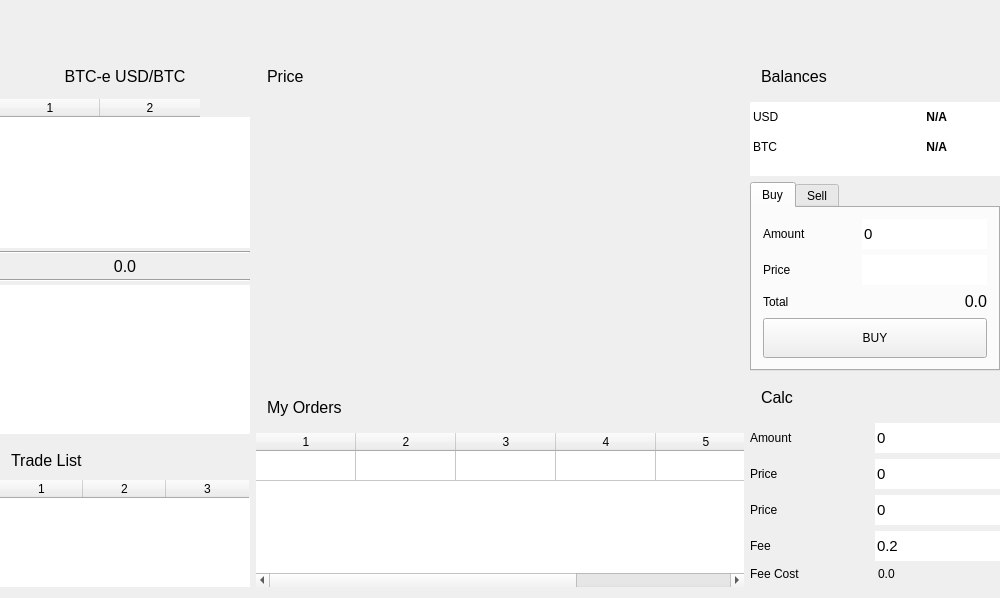
MuesliReep/TradeDeck, file src/mainwindow.ui: the form before one commit.
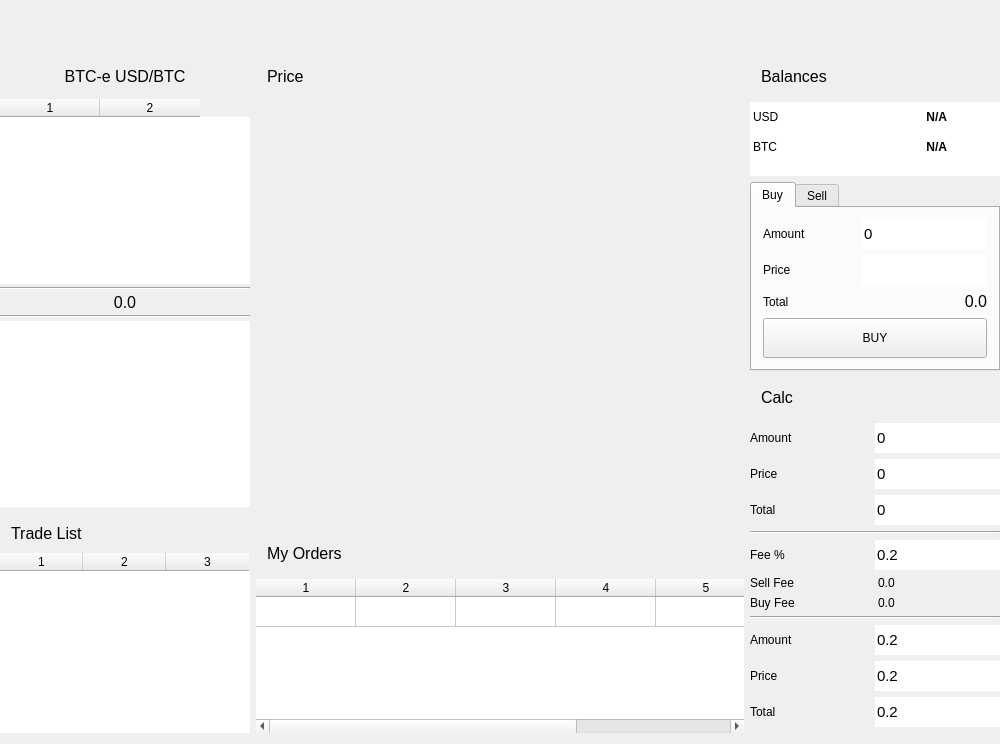
The form after the commit. Custom widgets are drawn as their Qt base class.

Commit message: Edited Trade Calc layout & added new elements

```diff
--- a/src/mainwindow.ui
+++ b/src/mainwindow.ui
@@ -1135,7 +1135,7 @@
                     <property name="maximumSize">
                       <size>
                         <width>250</width>
-                        <height>250</height>
+                        <height>350</height>
                       </size>
                     </property>
                     <property name="autoFillBackground">
@@ -1285,7 +1285,7 @@
                           <item>
                             <widget class="QLabel" name="labelCalcSellTotal">
                               <property name="text">
-                                <string>Price</string>
+                                <string>Total</string>
                               </property>
                               <property name="alignment">
                                 <set>Qt::AlignLeading|Qt::AlignLeft|Qt::AlignVCenter</set>
@@ -1323,12 +1323,22 @@
                       </item>
 
 
+                      <item>
+                        <widget class="Line" name="lineFeeTop">
+                          <property name="orientation">
+                            <enum>Qt::Horizontal</enum>
+                          </property>
+                        </widget>
+                      </item>
+
+
+
                       <item>
                         <layout class="QHBoxLayout" name="HorizontalLayoutCalc4">
                           <item>
                             <widget class="QLabel" name="labelCalcFee">
                               <property name="text">
-                                <string>Fee</string>
+                                <string>Fee %</string>
                               </property>
                               <property name="alignment">
                                 <set>Qt::AlignLeading|Qt::AlignLeft|Qt::AlignVCenter</set>
@@ -1371,7 +1381,7 @@
                           <item>
                             <widget class="QLabel" name="labelCalcFeeCost">
                               <property name="text">
-                                <string>Fee Cost</string>
+                                <string>Sell Fee</string>
                               </property>
                               <property name="alignment">
                                 <set>Qt::AlignLeading|Qt::AlignLeft|Qt::AlignVCenter</set>
@@ -1379,7 +1389,7 @@
                             </widget>
                           </item>
                           <item>
-                            <widget class="QLabel" name="labelCalcFeeCostAmount">
+                            <widget class="QLabel" name="labelCalcFeeSellAmount">
                               <property name="text">
                                 <string>0.0</string>
                               </property>
@@ -1392,6 +1402,176 @@
                       </item>
 
 
+
+                      <item>
+                        <layout class="QHBoxLayout" name="HorizontalLayoutCalc6">
+                          <item>
+                            <widget class="QLabel" name="labelCalcFeeSellAmount">
+                              <property name="text">
+                                <string>Buy Fee</string>
+                              </property>
+                              <property name="alignment">
+                                <set>Qt::AlignLeading|Qt::AlignLeft|Qt::AlignVCenter</set>
+                              </property>
+                            </widget>
+                          </item>
+                          <item>
+                            <widget class="QLabel" name="labelCalcFeeSellAmount">
+                              <property name="text">
+                                <string>0.0</string>
+                              </property>
+                              <property name="alignment">
+                                <set>Qt::AlignLeading|Qt::AlignLeft|Qt::AlignVCenter</set>
+                              </property>
+                            </widget>
+                          </item>
+                        </layout>
+                      </item>
+
+
+
+                      <item>
+                        <widget class="Line" name="lineFeeBot">
+                          <property name="orientation">
+                            <enum>Qt::Horizontal</enum>
+                          </property>
+                        </widget>
+                      </item>
+
+
+
+                      <item>
+                        <layout class="QHBoxLayout" name="HorizontalLayoutCalc7">
+                          <item>
+                            <widget class="QLabel" name="labelCalcBuyAmount">
+                              <property name="text">
+                                <string>Amount</string>
+                              </property>
+                              <property name="alignment">
+                                <set>Qt::AlignLeading|Qt::AlignLeft|Qt::AlignVCenter</set>
+                              </property>
+                            </widget>
+                          </item>
+                          <item>
+                            <widget class="QLineEdit" name="lineEditCalcBuyAmount">
+                              <property name="minimumSize">
+                                <size>
+                                  <width>0</width>
+                                  <height>30</height>
+                                </size>
+                              </property>
+                              <property name="maximumSize">
+                                <size>
+                                  <width>125</width>
+                                  <height>30</height>
+                                </size>
+                              </property>
+                              <property name="font">
+                                <font>
+                                  <pointsize>11</pointsize>
+                                </font>
+                              </property>
+                              <property name="text">
+                                <string>0.2</string>
+                              </property>
+                              <property name="frame">
+                                <bool>false</bool>
+                              </property>
+                            </widget>
+                          </item>
+                        </layout>
+                      </item>
+
+
+
+                      <item>
+                        <layout class="QHBoxLayout" name="HorizontalLayoutCalc8">
+                          <item>
+                            <widget class="QLabel" name="labelCalcBuyPrice">
+                              <property name="text">
+                                <string>Price</string>
+                              </property>
+                              <property name="alignment">
+                                <set>Qt::AlignLeading|Qt::AlignLeft|Qt::AlignVCenter</set>
+                              </property>
+                            </widget>
+                          </item>
+                          <item>
+                            <widget class="QLineEdit" name="lineEditCalcBuyPrice">
+                              <property name="minimumSize">
+                                <size>
+                                  <width>0</width>
+                                  <height>30</height>
+                                </size>
+                              </property>
+                              <property name="maximumSize">
+                                <size>
+                                  <width>125</width>
+                                  <height>30</height>
+                                </size>
+                              </property>
+                              <property name="font">
+                                <font>
+                                  <pointsize>11</pointsize>
+                                </font>
+                              </property>
+                              <property name="text">
+                                <string>0.2</string>
+                              </property>
+                              <property name="frame">
+                                <bool>false</bool>
+                              </property>
+                            </widget>
+                          </item>
+                        </layout>
+                      </item>
+
+
+
+                      <item>
+                        <layout class="QHBoxLayout" name="HorizontalLayoutCalc9">
+                          <item>
+                            <widget class="QLabel" name="labelCalcBuyTotal">
+                              <property name="text">
+                                <string>Total</string>
+                              </property>
+                              <property name="alignment">
+                                <set>Qt::AlignLeading|Qt::AlignLeft|Qt::AlignVCenter</set>
+                              </property>
+                            </widget>
+                          </item>
+                          <item>
+                            <widget class="QLineEdit" name="lineEditCalcBuyTotal">
+                              <property name="minimumSize">
+                                <size>
+                                  <width>0</width>
+                                  <height>30</height>
+                                </size>
+                              </property>
+                              <property name="maximumSize">
+                                <size>
+                                  <width>125</width>
+                                  <height>30</height>
+                                </size>
+                              </property>
+                              <property name="font">
+                                <font>
+                                  <pointsize>11</pointsize>
+                                </font>
+                              </property>
+                              <property name="text">
+                                <string>0.2</string>
+                              </property>
+                              <property name="frame">
+                                <bool>false</bool>
+                              </property>
+                            </widget>
+                          </item>
+                        </layout>
+                      </item>
+
+
+
                     </layout>
                   </widget>
                 </item>
```
Left out of the diff: 2 changed lines with no effect on the pictures. The commit also changes 2 other files.
